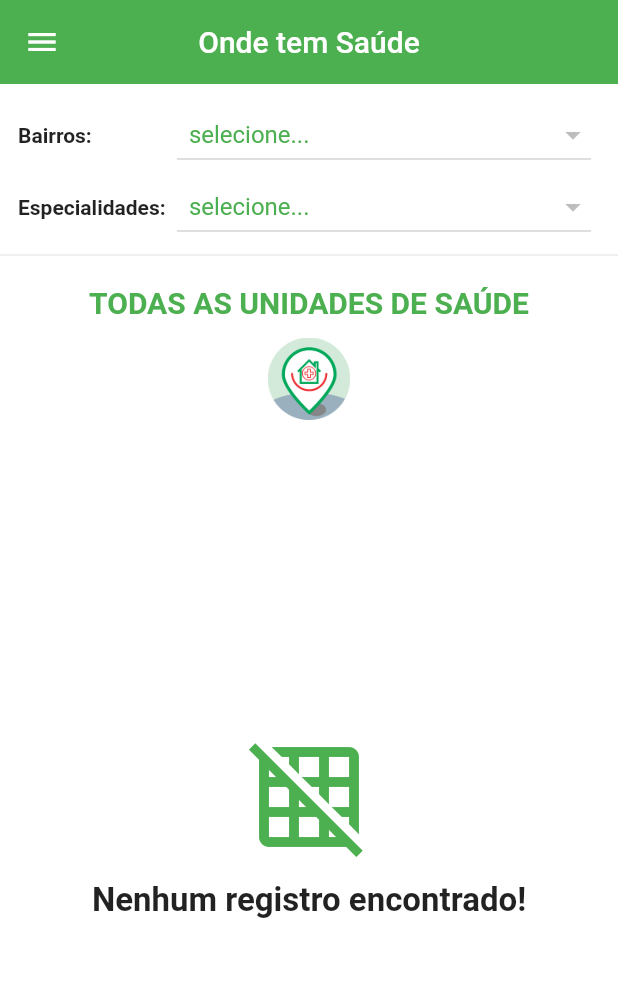
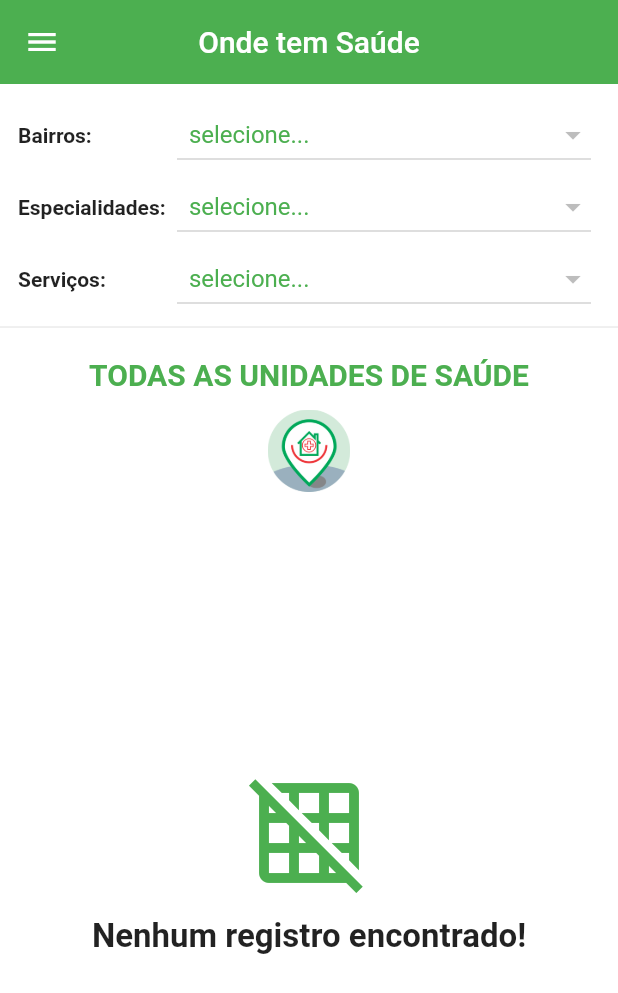
Before and after one commit to mfsirilo/OndeTemSaude, a Flutter app: the screen it shows after launch, on a phone screen of 412 x 824 dp. Shown: the top 993 px of the screen. Run offline on Flutter 3.47's test engine with Material 2 defaults, Android fonts, the phone set to English and light mode, and no system bars; our stand-ins replace cached_network_image, carousel_pro, cloud_firestore, firebase_auth, flutter_custom_clippers, flutter_masked_text and 3 more; missing offline and left inert: bloc_pattern; accounts and stored records are empty.

Commit message:
odernação
Manutenção na ordenação da apresentação dos bairros.

```diff
--- a/lib/ui/tabs/contactus_tab.dart
+++ b/lib/ui/tabs/contactus_tab.dart
@@ -4,6 +4,7 @@ import 'package:flutter_masked_text/flutter_masked_text.dart';
 import 'package:scoped_model/scoped_model.dart';
 import 'package:onde_tem_saude_app/models/contact_model.dart';
 import 'package:onde_tem_saude_app/ui/widgets/custom_drawer.dart';
+import 'package:cloud_firestore/cloud_firestore.dart';
 
 class ContactUsTab extends StatefulWidget {
   static const String routeName = '/contactUs';
@@ -27,7 +28,7 @@ class _ContactUsTabState extends State<ContactUsTab> {
         key: _scaffoldKey,
         drawer: CustomDrawer(ContactUsTab.routeName),
         appBar: AppBar(
-          title: Text("Nos envie uma mensagem..."),
+          title: Text("Como podemos melhorar?"),
           centerTitle: true,
           elevation: 0,
         ),
--- a/lib/ui/tabs/home_tab.dart
+++ b/lib/ui/tabs/home_tab.dart
@@ -70,7 +70,7 @@ class _HomeTabState extends State<HomeTab> {
                         stream: Firestore.instance
                             .collection("cities")
                             .document(selectedCity)
-                            .collection("districts")
+                            .collection("districts").orderBy("name", descending:false)
                             .where("active", isEqualTo: true)
                             .snapshots(),
                         builder: (context, snapshot) {
@@ -160,7 +160,7 @@ class _HomeTabState extends State<HomeTab> {
                     ),
                     StreamBuilder<QuerySnapshot>(
                         stream: Firestore.instance
-                            .collection("specialties")
+                            .collection("specialties").orderBy("name", descending:false)
                             .snapshots(),
                         builder: (context, snapshot) {
                           if (!snapshot.hasData)
@@ -234,93 +234,93 @@ class _HomeTabState extends State<HomeTab> {
                   ],
                 ),
               ),
-//              Padding(
-//                padding: const EdgeInsets.symmetric(horizontal: 12.0),
-//                child: Row(
-//                  children: <Widget>[
-//                    Container(
-//                      width: 100,
-//                      child: Text(
-//                        "Serviços:",
-//                        style: TextStyle(fontWeight: FontWeight.bold),
-//                      ),
-//                    ),
-//                    StreamBuilder<QuerySnapshot>(
-//                        stream: Firestore.instance
-//                            .collection("services")
-//                            .snapshots(),
-//                        builder: (context, snapshot) {
-//                          if (!snapshot.hasData)
-//                            return const Text("Carregando...");
-//                          else {
-//                            List<DropdownMenuItem> currencyItems = [];
-//                            for (int i = 0;
-//                                i < snapshot.data.documents.length;
-//                                i++) {
-//                              DocumentSnapshot snap =
-//                                  snapshot.data.documents[i];
-//                              currencyItems.add(
-//                                DropdownMenuItem(
-//                                  child: Padding(
-//                                    padding:
-//                                        EdgeInsets.only(left: 8.0, right: 8.0),
-//                                    child: Text(
-//                                      snap["name"],
-//                                      style: TextStyle(
-//                                          color:
-//                                              Theme.of(context).primaryColor),
-//                                    ),
-//                                  ),
-//                                  value: "${snap.documentID}",
-//                                ),
-//                              );
-//                            }
-//                            return Expanded(
-//                              child: Padding(
-//                                padding: const EdgeInsets.only(
-//                                    left: 6.0, right: 6.0),
-//                                child: Column(
-//                                  crossAxisAlignment: CrossAxisAlignment.start,
-//                                  mainAxisAlignment:
-//                                      MainAxisAlignment.spaceBetween,
-//                                  children: <Widget>[
-//                                    DropdownButton(
-//                                      items: currencyItems,
-//                                      onChanged: (currencyValue) {
-//                                        setState(() {
-//                                          showListAllButton = false;
-//                                          showListAll = false;
-//                                          selectedService = currencyValue;
-//                                        });
-//                                      },
-//                                      value: selectedService,
-//                                      isExpanded: true,
-//                                      hint: Text(
-//                                        "  selecione...",
-//                                        style: TextStyle(
-//                                            color:
-//                                                Theme.of(context).primaryColor),
-//                                      ),
-//                                    ),
-//                                  ],
-//                                ),
-//                              ),
-//                            );
-//                          }
-//                        }),
-//                    selectedService != null
-//                        ? IconButton(
-//                            icon: Icon(Icons.close),
-//                            onPressed: () {
-//                              setState(() {
-//                                selectedService = null;
-//                              });
-//                            },
-//                          )
-//                        : Container()
-//                  ],
-//                ),
-//              ),
+              Padding(
+                padding: const EdgeInsets.symmetric(horizontal: 12.0),
+                child: Row(
+                  children: <Widget>[
+                    Container(
+                      width: 100,
+                      child: Text(
+                        "Serviços:",
+                        style: TextStyle(fontWeight: FontWeight.bold),
+                      ),
+                    ),
+                    StreamBuilder<QuerySnapshot>(
+                        stream: Firestore.instance
+                            .collection("services").orderBy("name",descending: false)
+                            .snapshots(),
+                        builder: (context, snapshot) {
+                          if (!snapshot.hasData)
+                            return const Text("Carregando...");
+                          else {
+                            List<DropdownMenuItem> currencyItems = [];
+                            for (int i = 0;
+                                i < snapshot.data.documents.length;
+                                i++) {
+                              DocumentSnapshot snap =
+                                  snapshot.data.documents[i];
+                              currencyItems.add(
+                                DropdownMenuItem(
+                                  child: Padding(
+                                    padding:
+                                        EdgeInsets.only(left: 8.0, right: 8.0),
+                                    child: Text(
+                                      snap["name"],
+                                      style: TextStyle(
+                                          color:
+                                              Theme.of(context).primaryColor),
+                                    ),
+                                  ),
+                                  value: "${snap.documentID}",
+                                ),
+                              );
+                            }
+                            return Expanded(
+                              child: Padding(
+                                padding: const EdgeInsets.only(
+                                    left: 6.0, right: 6.0),
+                                child: Column(
+                                  crossAxisAlignment: CrossAxisAlignment.start,
+                                  mainAxisAlignment:
+                                      MainAxisAlignment.spaceBetween,
+                                  children: <Widget>[
+                                    DropdownButton(
+                                      items: currencyItems,
+                                      onChanged: (currencyValue) {
+                                        setState(() {
+                                          showListAllButton = false;
+                                          showListAll = false;
+                                          selectedService = currencyValue;
+                                        });
+                                      },
+                                      value: selectedService,
+                                      isExpanded: true,
+                                      hint: Text(
+                                        "  selecione...",
+                                        style: TextStyle(
+                                            color:
+                                                Theme.of(context).primaryColor),
+                                      ),
+                                    ),
+                                  ],
+                                ),
+                              ),
+                            );
+                          }
+                        }),
+                    selectedService != null
+                        ? IconButton(
+                            icon: Icon(Icons.close),
+                            onPressed: () {
+                              setState(() {
+                                selectedService = null;
+                              });
+                            },
+                          )
+                        : Container()
+                  ],
+                ),
+              ),
               Divider(),
               showListAll ||
                       (selectedDistrict == null &&
--- a/lib/ui/views/user_view.dart
+++ b/lib/ui/views/user_view.dart
@@ -137,7 +137,7 @@ class _UserPageState extends State<UserPage> {
                         children: <Widget>[
                           StreamBuilder<QuerySnapshot>(
                               stream: Firestore.instance
-                                  .collection("cities")
+                                  .collection("cities").orderBy("name",descending: false)
                                   .where("active", isEqualTo: true)
                                   .snapshots(),
                               builder: (context, snapshot) {
@@ -221,7 +221,7 @@ class _UserPageState extends State<UserPage> {
                                   stream: Firestore.instance
                                       .collection("cities")
                                       .document(selectedCity)
-                                      .collection("districts")
+                                      .collection("districts").orderBy("name", descending: false)
                                       .where("active", isEqualTo: true)
                                       .snapshots(),
                                   builder: (context, snapshot) {
--- a/pubspec.yaml
+++ b/pubspec.yaml
@@ -11,7 +11,7 @@ description: A new Flutter application.
 # In iOS, build-name is used as CFBundleShortVersionString while build-number used as CFBundleVersion.
 # Read more about iOS versioning at
 # https://developer.apple.com/library/archive/documentation/General/Reference/InfoPlistKeyReference/Articles/CoreFoundationKeys.html
-version: 1.0.0+1
+version: 2.0.0+1
 
 environment:
   sdk: ">=2.1.0 <3.0.0"
```
Also changed, not shown: pubspec.lock, 2 other files.
